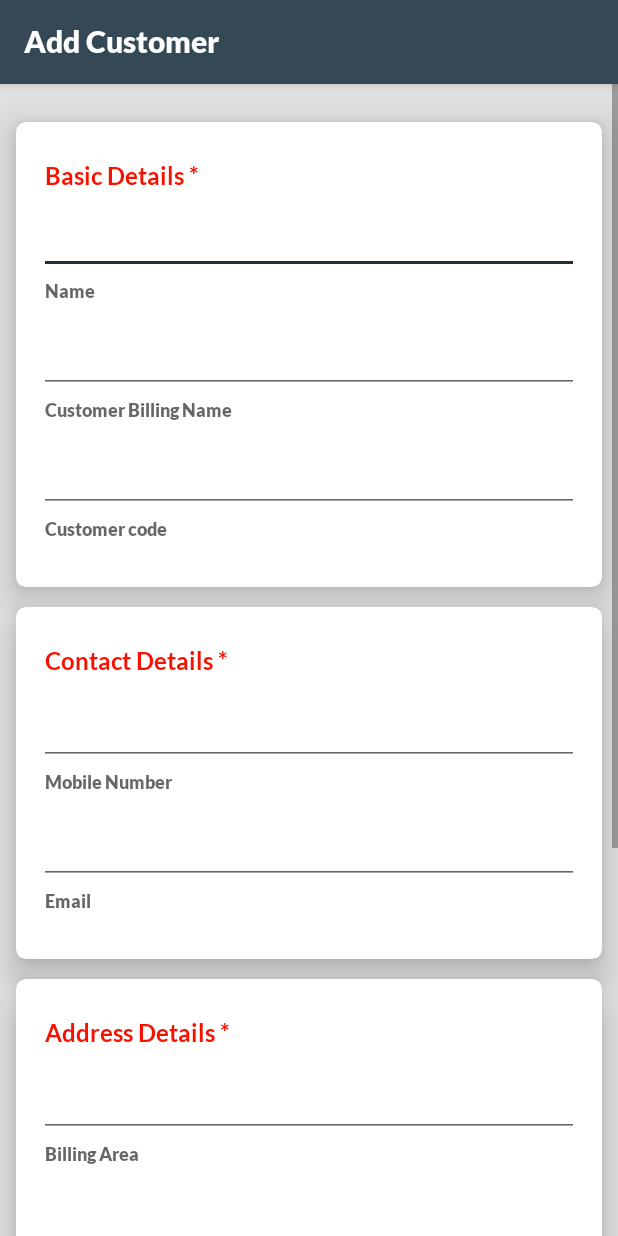
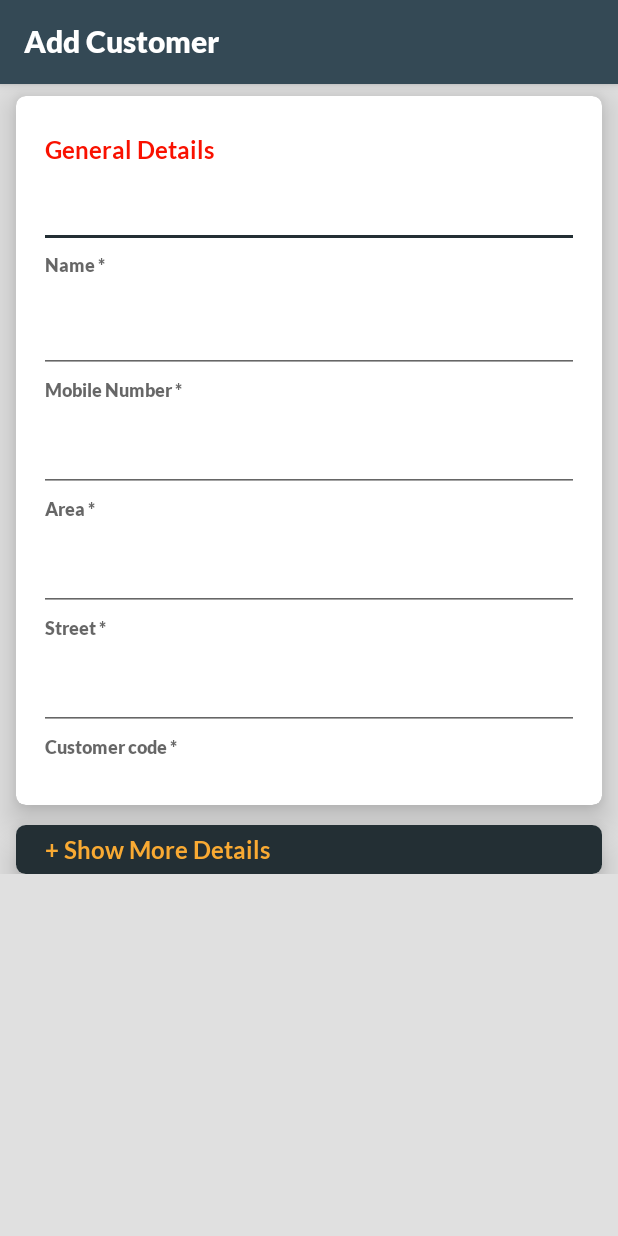
Before and after one commit to mariyarajendran/KotlinAndroid, an Android app: the CustomerRegister screen opened directly, with no data from a screen before it, on a phone screen of 412 x 824 dp. Run offline under Robolectric (Android 15) with nearby library versions, the phone set to English and light mode, and no system bars; our stand-ins replace sdp/ssp sizes.

Commit message:
new design drop and down integrated successfully

```diff
--- a/app/src/main/java/absa/cgs/com/ui/screens/register/CustomerRegister.kt
+++ b/app/src/main/java/absa/cgs/com/ui/screens/register/CustomerRegister.kt
@@ -2,29 +2,47 @@ package absa.cgs.com.ui.screens.register
 
 import absa.cgs.com.kotlinplayground.R
 import absa.cgs.com.ui.screens.base.BaseActivity
-import absa.cgs.com.ui.screens.mainbaseactivity.MainView
-
 import android.os.Bundle
-import android.widget.ImageView
-import androidx.appcompat.app.AppCompatActivity
-import com.bumptech.glide.Glide
+import android.view.View
+import android.widget.Toast
+import kotlinx.android.synthetic.main.activity_customer_register.*
 
 class CustomerRegister : BaseActivity() {
-    private var imageViewss: ImageView? = null
+
+    var moreDetailsBool: Boolean = true
 
     override fun onCreate(savedInstanceState: Bundle?) {
         super.onCreate(savedInstanceState)
         setActionBarTitle()
         setContentView(R.layout.activity_customer_register)
-
-
-        imageViewss = findViewById(R.id.imageview_text) as ImageView
-        Glide.with(this).load("https://image.shutterstock.com/image-vector/sample-stamp-grunge-texture-vector-260nw-1389188327.jpg")
-                .into(imageViewss!!)
+        init()
 
 
     }
 
+
+    private fun init() {
+        cardview_more_details_badge?.setOnClickListener {
+            moreDetailsVisibility()
+        }
+    }
+
+
+    private fun moreDetailsVisibility() {
+        if (moreDetailsBool) {
+            cardview_more_details.visibility = View.VISIBLE
+            updateMoreDetailBool(false, resources.getString(R.string.hide_more_details))
+        } else {
+            cardview_more_details.visibility = View.GONE
+            updateMoreDetailBool(true, resources.getString(R.string.show_more_details))
+        }
+    }
+
+
+    private fun updateMoreDetailBool(boolean: Boolean, textTitle: String) {
+        moreDetailsBool = boolean
+        textview_show_more_detail_badge.setText(textTitle)
+    }
 
     private fun setActionBarTitle() {
         setTitle(R.string.add_customer)
--- a/app/src/main/res/layout/activity_customer_register.xml
+++ b/app/src/main/res/layout/activity_customer_register.xml
@@ -3,12 +3,12 @@
     xmlns:app="http://schemas.android.com/apk/res-auto"
     xmlns:tools="http://schemas.android.com/tools"
     android:layout_width="match_parent"
-    android:layout_height="wrap_content"
+    android:layout_height="match_parent"
     android:background="@color/colorBackground">
 
     <androidx.constraintlayout.widget.ConstraintLayout
         android:layout_width="match_parent"
-        android:layout_height="wrap_content"
+        android:layout_height="match_parent"
         android:layout_marginBottom="@dimen/_10sdp"
         tools:context="absa.cgs.com.ui.screens.register.CustomerRegister">
 
@@ -18,6 +18,7 @@
             android:layout_width="match_parent"
             android:layout_height="wrap_content"
             android:layout_marginLeft="@dimen/_8sdp"
+            android:layout_marginTop="@dimen/_5sdp"
             android:layout_marginRight="@dimen/_8sdp"
             android:background="@color/colorWhite"
             app:cardCornerRadius="@dimen/_5sdp"
@@ -34,13 +35,6 @@
                 android:layout_height="wrap_content"
                 android:layout_marginBottom="@dimen/_20sdp">
 
-
-                <ImageView
-                    android:id="@+id/imageview_text"
-                    android:layout_width="wrap_content"
-                    android:layout_height="wrap_content"
-                    android:src="@drawable/plus" />
-
                 <absa.cgs.com.utils.fonts.CustomTextView
                     android:id="@+id/textview_basic_details_hint"
                     android:layout_width="match_parent"
@@ -48,7 +42,7 @@
                     android:layout_marginLeft="@dimen/_15sdp"
                     android:layout_marginTop="@dimen/_20sdp"
                     android:layout_marginRight="@dimen/_10sdp"
-                    android:text="@string/customer_basic_details"
+                    android:text="@string/customer_general_details"
                     android:textColor="@color/colorRed"
                     android:textSize="16sp"
                     app:layout_constraintEnd_toEndOf="parent"
@@ -75,7 +69,7 @@
                         android:layout_height="wrap_content"
                         android:imeOptions="actionNext"
                         android:inputType="textNoSuggestions|textCapWords"
-                        android:textColor="@color/colorBackground"
+                        android:textColor="@color/colorPrimaryDark"
                         android:textColorHighlight="@color/colorPrimaryDark"
                         android:textColorHint="@color/colorPrimaryDark"
                         android:textSize="16sp" />
@@ -83,24 +77,77 @@
 
 
                 <com.google.android.material.textfield.TextInputLayout
-                    android:id="@+id/textinput_register_cs_billing_name"
+                    android:id="@+id/textinput_login_phone_number"
+                    android:layout_width="match_parent"
+                    android:layout_height="wrap_content"
+                    android:layout_marginLeft="10dp"
+                    android:layout_marginTop="@dimen/_3sdp"
+                    android:layout_marginRight="10dp"
+                    android:padding="5dp"
+                    android:textColorHint="@color/colorGray55"
+                    app:helperText="@string/customer_mobile_number"
+                    app:layout_constraintEnd_toEndOf="parent"
+                    app:layout_constraintStart_toStartOf="parent"
+                    app:layout_constraintTop_toBottomOf="@+id/textinput_login_name">
+
+                    <absa.cgs.com.utils.fonts.CustomTextEditText
+                        android:id="@+id/textedit_login_phone_number"
+                        android:layout_width="match_parent"
+                        android:layout_height="wrap_content"
+                        android:inputType="number|textCapWords"
+                        android:textColor="@color/colorPrimaryDark"
+                        android:textColorHighlight="@color/colorPrimaryDark"
+                        android:textColorHint="@color/colorPrimaryDark"
+                        android:textColorLink="@color/colorPrimaryDark"
+                        android:textSize="16sp" />
+                </com.google.android.material.textfield.TextInputLayout>
+
+
+                <com.google.android.material.textfield.TextInputLayout
+                    android:id="@+id/textinput_register_cs_area"
                     android:layout_width="match_parent"
                     android:layout_height="wrap_content"
                     android:layout_marginLeft="10dp"
                     android:layout_marginRight="10dp"
                     android:padding="5dp"
                     android:textColorHint="@color/colorGray55"
-                    app:helperText="@string/customer_billing_name"
+                    app:helperText="@string/area"
                     app:layout_constraintEnd_toEndOf="parent"
                     app:layout_constraintStart_toStartOf="parent"
-                    app:layout_constraintTop_toBottomOf="@+id/textinput_login_name">
+                    app:layout_constraintTop_toBottomOf="@+id/textinput_login_phone_number">
 
                     <absa.cgs.com.utils.fonts.CustomTextEditText
-                        android:id="@+id/textedit_register_cs_billing_name"
+                        android:id="@+id/textedit_register_cs_area"
                         android:layout_width="match_parent"
                         android:layout_height="wrap_content"
                         android:inputType="text|textCapWords"
-                        android:textColor="@color/colorBackground"
+                        android:textColor="@color/colorPrimaryDark"
+                        android:textColorHighlight="@color/colorPrimaryDark"
+                        android:textColorHint="@color/colorPrimaryDark"
+                        android:textColorLink="@color/colorPrimaryDark"
+                        android:textSize="16sp" />
+                </com.google.android.material.textfield.TextInputLayout>
+
+
+                <com.google.android.material.textfield.TextInputLayout
+                    android:id="@+id/textinput_register_cs_street"
+                    android:layout_width="match_parent"
+                    android:layout_height="wrap_content"
+                    android:layout_marginLeft="10dp"
+                    android:layout_marginRight="10dp"
+                    android:padding="5dp"
+                    android:textColorHint="@color/colorGray55"
+                    app:helperText="@string/street"
+                    app:layout_constraintEnd_toEndOf="parent"
+                    app:layout_constraintStart_toStartOf="parent"
+                    app:layout_constraintTop_toBottomOf="@+id/textinput_register_cs_area">
+
+                    <absa.cgs.com.utils.fonts.CustomTextEditText
+                        android:id="@+id/textedit_register_cs_street"
+                        android:layout_width="match_parent"
+                        android:layout_height="wrap_content"
+                        android:inputType="text|textCapWords"
+                        android:textColor="@color/colorPrimaryDark"
                         android:textColorHighlight="@color/colorPrimaryDark"
                         android:textColorHint="@color/colorPrimaryDark"
                         android:textColorLink="@color/colorPrimaryDark"
@@ -119,14 +166,14 @@
                     app:helperText="@string/customer_code"
                     app:layout_constraintEnd_toEndOf="parent"
                     app:layout_constraintStart_toStartOf="parent"
-                    app:layout_constraintTop_toBottomOf="@+id/textinput_register_cs_billing_name">
+                    app:layout_constraintTop_toBottomOf="@+id/textinput_register_cs_street">
 
                     <absa.cgs.com.utils.fonts.CustomTextEditText
                         android:id="@+id/textedit_register_cs_code"
                         android:layout_width="match_parent"
                         android:layout_height="wrap_content"
                         android:inputType="text|textCapWords"
-                        android:textColor="@color/colorBackground"
+                        android:textColor="@color/colorPrimaryDark"
                         android:textColorHighlight="@color/colorPrimaryDark"
                         android:textColorHint="@color/colorPrimaryDark"
                         android:textColorLink="@color/colorPrimaryDark"
@@ -138,13 +185,13 @@
 
 
         <androidx.cardview.widget.CardView
-            android:id="@+id/cardview_contact_details"
+            android:id="@+id/cardview_more_details_badge"
             android:layout_width="match_parent"
             android:layout_height="wrap_content"
             android:layout_marginLeft="@dimen/_8sdp"
             android:layout_marginTop="@dimen/_10sdp"
             android:layout_marginRight="@dimen/_8sdp"
-            android:background="@color/colorWhite"
+            android:background="@color/colorGray"
             app:cardCornerRadius="@dimen/_5sdp"
             app:cardElevation="@dimen/_10sdp"
             app:cardMaxElevation="@dimen/_10sdp"
@@ -154,8 +201,49 @@
 
             <androidx.constraintlayout.widget.ConstraintLayout
                 android:layout_width="match_parent"
+                android:layout_height="@dimen/_25sdp"
+                android:background="@color/colorSecondartDark">
+
+                <absa.cgs.com.utils.fonts.CustomTextView
+                    android:id="@+id/textview_show_more_detail_badge"
+                    android:layout_width="match_parent"
+                    android:layout_height="wrap_content"
+                    android:layout_marginLeft="@dimen/_15sdp"
+                    android:layout_marginRight="@dimen/_10sdp"
+                    android:text="@string/show_more_details"
+                    android:textColor="@color/colorSecondary"
+                    android:textSize="16sp"
+                    app:layout_constraintBottom_toBottomOf="parent"
+                    app:layout_constraintEnd_toEndOf="parent"
+                    app:layout_constraintStart_toStartOf="parent"
+                    app:layout_constraintTop_toTopOf="parent"></absa.cgs.com.utils.fonts.CustomTextView>
+
+
+            </androidx.constraintlayout.widget.ConstraintLayout>
+        </androidx.cardview.widget.CardView>
+
+
+        <androidx.cardview.widget.CardView
+            android:id="@+id/cardview_more_details"
+            android:layout_width="match_parent"
+            android:layout_height="wrap_content"
+            android:layout_marginLeft="@dimen/_8sdp"
+            android:layout_marginTop="@dimen/_10sdp"
+            android:layout_marginRight="@dimen/_8sdp"
+            android:background="@color/colorWhite"
+            android:visibility="gone"
+            app:cardCornerRadius="@dimen/_5sdp"
+            app:cardElevation="@dimen/_10sdp"
+            app:cardMaxElevation="@dimen/_10sdp"
+            app:layout_constraintEnd_toEndOf="parent"
+            app:layout_constraintStart_toStartOf="parent"
+            app:layout_constraintTop_toBottomOf="@+id/cardview_more_details_badge">
+
+            <androidx.constraintlayout.widget.ConstraintLayout
+                android:layout_width="match_parent"
                 android:layout_height="wrap_content"
-                android:layout_marginBottom="@dimen/_20sdp">
+                android:layout_marginBottom="@dimen/_20sdp"
+                android:visibility="visible">
 
                 <absa.cgs.com.utils.fonts.CustomTextView
                     android:id="@+id/textview_basic_contact_details_hint"
@@ -164,7 +252,7 @@
                     android:layout_marginLeft="@dimen/_15sdp"
                     android:layout_marginTop="@dimen/_20sdp"
                     android:layout_marginRight="@dimen/_10sdp"
-                    android:text="@string/customer_contact_details"
+                    android:text="@string/more_details"
                     android:textColor="@color/colorRed"
                     android:textSize="16sp"
                     app:layout_constraintEnd_toEndOf="parent"
@@ -173,7 +261,7 @@
 
 
                 <com.google.android.material.textfield.TextInputLayout
-                    android:id="@+id/textinput_login_phone_number"
+                    android:id="@+id/textinput_login_phone_number_secondary"
                     android:layout_width="match_parent"
                     android:layout_height="wrap_content"
                     android:layout_marginLeft="10dp"
@@ -181,13 +269,13 @@
                     android:layout_marginRight="10dp"
                     android:padding="5dp"
                     android:textColorHint="@color/colorGray55"
-                    app:helperText="@string/customer_mobile_number"
+                    app:helperText="@string/mobile_number_2"
                     app:layout_constraintEnd_toEndOf="parent"
                     app:layout_constraintStart_toStartOf="parent"
                     app:layout_constraintTop_toBottomOf="@+id/textview_basic_contact_details_hint">
 
                     <absa.cgs.com.utils.fonts.CustomTextEditText
-                        android:id="@+id/textedit_login_phone_number"
+                        android:id="@+id/textedit_login_phone_number_secondary"
                         android:layout_width="match_parent"
                         android:layout_height="wrap_content"
                         android:inputType="number|textCapWords"
@@ -197,7 +285,6 @@
                         android:textColorLink="@color/colorPrimaryDark"
                         android:textSize="16sp" />
                 </com.google.android.material.textfield.TextInputLayout>
-
 
                 <com.google.android.material.textfield.TextInputLayout
                     android:id="@+id/textinput_register_cs_emailid"
@@ -210,7 +297,7 @@
                     app:helperText="@string/customer_email"
                     app:layout_constraintEnd_toEndOf="parent"
                     app:layout_constraintStart_toStartOf="parent"
-                    app:layout_constraintTop_toBottomOf="@+id/textinput_login_phone_number">
+                    app:layout_constraintTop_toBottomOf="@+id/textinput_login_phone_number_secondary">
 
                     <absa.cgs.com.utils.fonts.CustomTextEditText
                         android:id="@+id/textedit_register_cs_emailid"
@@ -223,43 +310,6 @@
                         android:textColorLink="@color/colorPrimaryDark"
                         android:textSize="16sp" />
                 </com.google.android.material.textfield.TextInputLayout>
-            </androidx.constraintlayout.widget.ConstraintLayout>
-        </androidx.cardview.widget.CardView>
-
-
-        <androidx.cardview.widget.CardView
-            android:id="@+id/cardview_address_details"
-            android:layout_width="match_parent"
-            android:layout_height="wrap_content"
-            android:layout_marginLeft="@dimen/_8sdp"
-            android:layout_marginTop="@dimen/_10sdp"
-            android:layout_marginRight="@dimen/_8sdp"
-            android:background="@color/colorWhite"
-            app:cardCornerRadius="@dimen/_5sdp"
-            app:cardElevation="@dimen/_10sdp"
-            app:cardMaxElevation="@dimen/_10sdp"
-            app:layout_constraintEnd_toEndOf="parent"
-            app:layout_constraintStart_toStartOf="parent"
-            app:layout_constraintTop_toBottomOf="@+id/cardview_contact_details">
-
-            <androidx.constraintlayout.widget.ConstraintLayout
-                android:layout_width="match_parent"
-                android:layout_height="wrap_content"
-                android:layout_marginBottom="@dimen/_20sdp">
-
-                <absa.cgs.com.utils.fonts.CustomTextView
-                    android:id="@+id/textview_basic_address_details_hint"
-                    android:layout_width="match_parent"
-                    android:layout_height="wrap_content"
-                    android:layout_marginLeft="@dimen/_15sdp"
-                    android:layout_marginTop="@dimen/_20sdp"
-                    android:layout_marginRight="@dimen/_10sdp"
-                    android:text="@string/customer_address_details"
-                    android:textColor="@color/colorRed"
-                    android:textSize="16sp"
-                    app:layout_constraintEnd_toEndOf="parent"
-                    app:layout_constraintStart_toStartOf="parent"
-                    app:layout_constraintTop_toTopOf="parent" />
 
 
                 <com.google.android.material.textfield.TextInputLayout
@@ -274,7 +324,7 @@
                     app:helperText="@string/register_billing_area"
                     app:layout_constraintEnd_toEndOf="parent"
                     app:layout_constraintStart_toStartOf="parent"
-                    app:layout_constraintTop_toBottomOf="@+id/textview_basic_address_details_hint">
+                    app:layout_constraintTop_toBottomOf="@+id/textinput_register_cs_emailid">
 
                     <absa.cgs.com.utils.fonts.CustomTextEditText
                         android:id="@+id/textedit_register_billing_area"
@@ -339,45 +389,6 @@
                         android:textSize="16sp" />
                 </com.google.android.material.textfield.TextInputLayout>
 
-            </androidx.constraintlayout.widget.ConstraintLayout>
-        </androidx.cardview.widget.CardView>
-
-
-        <androidx.cardview.widget.CardView
-            android:id="@+id/cardview_other_details"
-            android:layout_width="match_parent"
-            android:layout_height="wrap_content"
-            android:layout_marginLeft="@dimen/_8sdp"
-            android:layout_marginTop="@dimen/_10sdp"
-            android:layout_marginRight="@dimen/_8sdp"
-            android:layout_marginBottom="@dimen/_10sdp"
-            android:background="@color/colorWhite"
-            app:cardCornerRadius="@dimen/_5sdp"
-            app:cardElevation="@dimen/_10sdp"
-            app:cardMaxElevation="@dimen/_10sdp"
-            app:layout_constraintEnd_toEndOf="parent"
-            app:layout_constraintStart_toStartOf="parent"
-            app:layout_constraintTop_toBottomOf="@+id/cardview_address_details">
-
-            <androidx.constraintlayout.widget.ConstraintLayout
-                android:layout_width="match_parent"
-                android:layout_height="wrap_content"
-                android:layout_marginBottom="@dimen/_20sdp">
-
-                <absa.cgs.com.utils.fonts.CustomTextView
-                    android:id="@+id/textview_basic_other_details_hint"
-                    android:layout_width="match_parent"
-                    android:layout_height="wrap_content"
-                    android:layout_marginLeft="@dimen/_15sdp"
-                    android:layout_marginTop="@dimen/_20sdp"
-                    android:layout_marginRight="@dimen/_10sdp"
-                    android:text="@string/customer_other_details"
-                    android:textColor="@color/colorRed"
-                    android:textSize="16sp"
-                    app:layout_constraintEnd_toEndOf="parent"
-                    app:layout_constraintStart_toStartOf="parent"
-                    app:layout_constraintTop_toTopOf="parent" />
-
 
                 <com.google.android.material.textfield.TextInputLayout
                     android:id="@+id/textinput_register_cs_pan"
@@ -391,7 +402,7 @@
                     app:helperText="@string/pan_number"
                     app:layout_constraintEnd_toEndOf="parent"
                     app:layout_constraintStart_toStartOf="parent"
-                    app:layout_constraintTop_toBottomOf="@+id/textview_basic_other_details_hint">
+                    app:layout_constraintTop_toBottomOf="@+id/textinput_register_cs_address">
 
                     <absa.cgs.com.utils.fonts.CustomTextEditText
                         android:id="@+id/textedit_register_cs_pan"
@@ -431,7 +442,10 @@
                         android:textColorLink="@color/colorPrimaryDark"
                         android:textSize="16sp" />
                 </com.google.android.material.textfield.TextInputLayout>
+
             </androidx.constraintlayout.widget.ConstraintLayout>
         </androidx.cardview.widget.CardView>
+
+
     </androidx.constraintlayout.widget.ConstraintLayout>
 </ScrollView>
--- a/app/src/main/res/values/strings.xml
+++ b/app/src/main/res/values/strings.xml
@@ -7,19 +7,25 @@
     <string name="bottom_nav_search">Search</string>
     <string name="bottom_nav_profile">Profile</string>
     <string name="add_customer">Add Customer</string>
-    <string name="customer_name">Name</string>
-    <string name="customer_mobile_number">Mobile Number</string>
+    <string name="customer_name">Name *</string>
+    <string name="customer_mobile_number">Mobile Number *</string>
     <string name="register_billing_area">Billing Area</string>
     <string name="customer_billing_name">Customer Billing Name</string>
     <string name="customer_email">Email</string>
     <string name="customer_address">Address</string>
-    <string name="customer_code">Customer code</string>
+    <string name="customer_code">Customer code *</string>
     <string name="pan_number">PAN Number</string>
     <string name="customer_aadhar_number">Aadhar Number</string>
-    <string name="customer_contact_details">Contact Details *</string>
-    <string name="customer_basic_details">Basic Details *</string>
-    <string name="customer_address_details">Address Details *</string>
-    <string name="customer_other_details">Other Details *</string>
+    <string name="customer_contact_details">Contact Details</string>
+    <string name="customer_general_details">General Details</string>
+    <string name="customer_address_details">Address Details</string>
+    <string name="customer_other_details">Other Details</string>
     <string name="customer_street">Street</string>
+    <string name="show_more_details">+ Show More Details</string>
+    <string name="hide_more_details">- Hide More Details</string>
+    <string name="area">Area *</string>
+    <string name="street">Street *</string>
+    <string name="more_details">More Detials</string>
+    <string name="mobile_number_2">Mobile Number 2</string>
 
 </resources>
```
